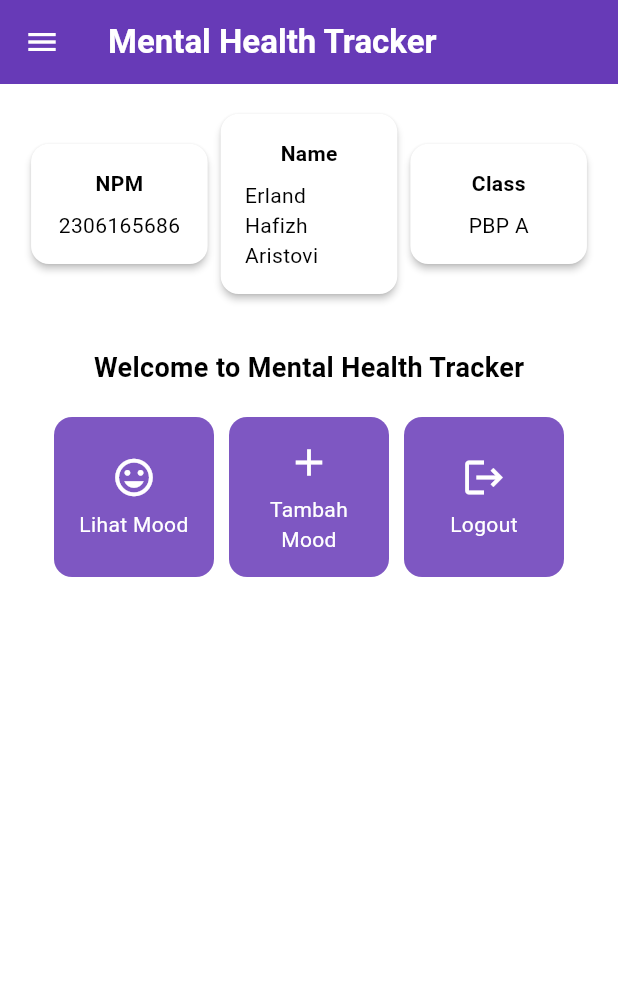
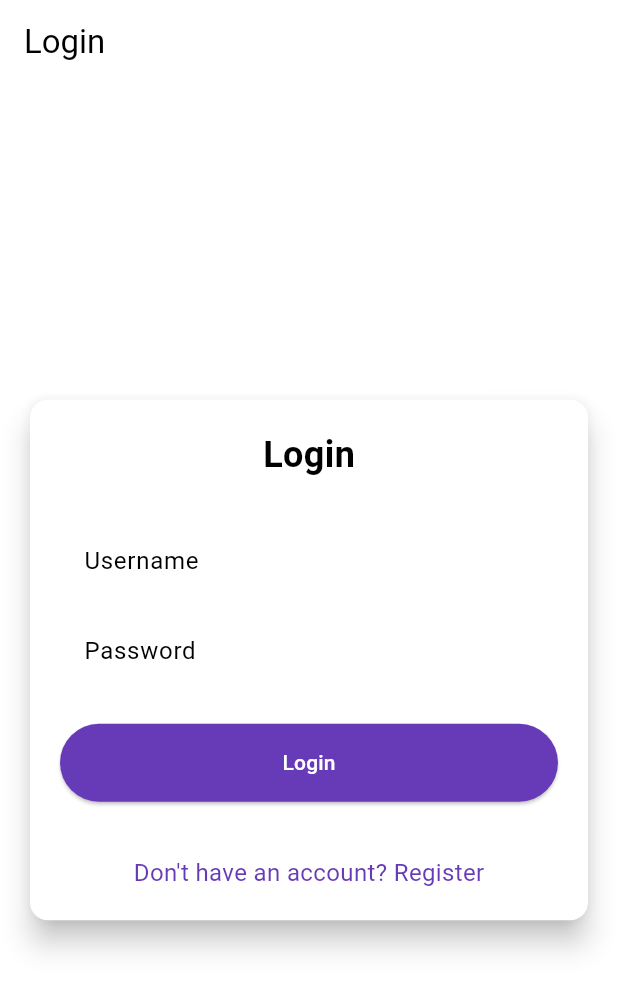
Before and after one commit to ErlandHafizh/mental-health-tracker-mobile, a Flutter app: the screen it shows after launch, on a phone screen of 412 x 824 dp. Shown: the top 991 px of the screen. Run offline on Flutter 3.47's test engine with Material 3 defaults, Android fonts, the phone set to English and light mode, and no system bars; missing offline and left inert: pbp_django_auth.

Commit message:
done tutorial 8

```diff
--- a/lib/main.dart
+++ b/lib/main.dart
@@ -1,40 +1,33 @@
 import 'package:flutter/material.dart';
-import 'package:tester/screens/menu.dart';
+import 'package:pbp_django_auth/pbp_django_auth.dart';
+import 'package:provider/provider.dart';
+import 'package:tester/screens/login.dart';
+
 
 void main() {
-  runApp(const MyApp());
+runApp(const MyApp());
 }
 
 class MyApp extends StatelessWidget {
   const MyApp({super.key});
-  // This widget is the root of your application.
+
   @override
   Widget build(BuildContext context) {
-    return MaterialApp(
-      debugShowCheckedModeBanner: false,
-      title: 'Flutter Demo',
-      theme: ThemeData(
-        // This is the theme of your application.
-        //
-        // TRY THIS: Try running your application with "flutter run". You'll see
-        // the application has a purple toolbar. Then, without quitting the app,
-        // try changing the seedColor in the colorScheme below to Colors.green
-        // and then invoke "hot reload" (save your changes or press the "hot
-        // reload" button in a Flutter-supported IDE, or press "r" if you used
-        // the command line to start the app).
-        //
-        // Notice that the counter didn't reset back to zero; the application
-        // state is not lost during the reload. To reset the state, use hot
-        // restart instead.
-        //
-        // This works for code too, not just values: Most code changes can be
-        // tested with just a hot reload.
-        colorScheme: ColorScheme.fromSwatch(
+    return Provider(
+      create: (_) {
+        CookieRequest request = CookieRequest();
+        return request;
+      },
+      child: MaterialApp(
+        title: 'Mental Health Tracker',
+        theme: ThemeData(
+          useMaterial3: true,
+          colorScheme: ColorScheme.fromSwatch(
             primarySwatch: Colors.deepPurple,
-        ).copyWith(secondary: Colors.deepPurple[400]),
-        useMaterial3: true,
+          ).copyWith(secondary: Colors.deepPurple[400]),
+        ),
+        home: const LoginPage(),
       ),
-      home: MyHomePage(),
     );
   }
 }
--- /dev/null
+++ b/lib/screens/login.dart
@@ -0,0 +1,181 @@
+import 'package:tester/screens/menu.dart';
+import 'package:flutter/material.dart';
+import 'package:pbp_django_auth/pbp_django_auth.dart';
+import 'package:provider/provider.dart';
+import 'package:tester/screens/register.dart';
+
+void main() {
+  runApp(const LoginApp());
+}
+
+class LoginApp extends StatelessWidget {
+  const LoginApp({super.key});
+
+  @override
+  Widget build(BuildContext context) {
+    return MaterialApp(
+      title: 'Login',
+      theme: ThemeData(
+        useMaterial3: true,
+        colorScheme: ColorScheme.fromSwatch(
+          primarySwatch: Colors.deepPurple,
+        ).copyWith(secondary: Colors.deepPurple[400]),
+      ),
+      home: const LoginPage(),
+    );
+  }
+}
+
+class LoginPage extends StatefulWidget {
+  const LoginPage({super.key});
+
+  @override
+  State<LoginPage> createState() => _LoginPageState();
+}
+
+class _LoginPageState extends State<LoginPage> {
+  final TextEditingController _usernameController = TextEditingController();
+  final TextEditingController _passwordController = TextEditingController();
+
+  @override
+  Widget build(BuildContext context) {
+    final request = context.watch<CookieRequest>();
+
+    return Scaffold(
+      appBar: AppBar(
+        title: const Text('Login'),
+      ),
+      body: Center(
+        child: SingleChildScrollView(
+          padding: const EdgeInsets.all(16.0),
+          child: Card(
+            elevation: 8,
+            shape: RoundedRectangleBorder(
+              borderRadius: BorderRadius.circular(12.0),
+            ),
+            child: Padding(
+              padding: const EdgeInsets.all(20.0),
+              child: Column(
+                mainAxisSize: MainAxisSize.min,
+                children: [
+                  const Text(
+                    'Login',
+                    style: TextStyle(
+                      fontSize: 24.0,
+                      fontWeight: FontWeight.bold,
+                    ),
+                  ),
+                  const SizedBox(height: 30.0),
+                  TextField(
+                    controller: _usernameController,
+                    decoration: const InputDecoration(
+                      labelText: 'Username',
+                      hintText: 'Enter your username',
+                      border: OutlineInputBorder(
+                        borderRadius: BorderRadius.all(Radius.circular(12.0)),
+                      ),
+                      contentPadding:
+                          EdgeInsets.symmetric(horizontal: 12.0, vertical: 8.0),
+                    ),
+                  ),
+                  const SizedBox(height: 12.0),
+                  TextField(
+                    controller: _passwordController,
+                    decoration: const InputDecoration(
+                      labelText: 'Password',
+                      hintText: 'Enter your password',
+                      border: OutlineInputBorder(
+                        borderRadius: BorderRadius.all(Radius.circular(12.0)),
+                      ),
+                      contentPadding:
+                          EdgeInsets.symmetric(horizontal: 12.0, vertical: 8.0),
+                    ),
+                    obscureText: true,
+                  ),
+                  const SizedBox(height: 24.0),
+                  ElevatedButton(
+                    onPressed: () async {
+                      String username = _usernameController.text;
+                      String password = _passwordController.text;
+
+                      // Cek kredensial
+                      // TODO: Ganti URL dan jangan lupa tambahkan trailing slash (/) di akhir URL!
+                      // Untuk menyambungkan Android emulator dengan Django pada localhost,
+                      // gunakan URL http://10.0.2.2/
+                      final response = await request
+                          .login("http://127.0.0.1:8000/auth/login/", {
+                        'username': username,
+                        'password': password,
+                      });
+
+                      if (request.loggedIn) {
+                        String message = response['message'];
+                        String uname = response['username'];
+                        if (context.mounted) {
+                          Navigator.pushReplacement(
+                            context,
+                            MaterialPageRoute(
+                                builder: (context) => MyHomePage()),
+                          );
+                          ScaffoldMessenger.of(context)
+                            ..hideCurrentSnackBar()
+                            ..showSnackBar(
+                              SnackBar(
+                                  content:
+                                      Text("$message Selamat datang, $uname.")),
+                            );
+                        }
+                      } else {
+                        if (context.mounted) {
+                          showDialog(
+                            context: context,
+                            builder: (context) => AlertDialog(
+                              title: const Text('Login Gagal'),
+                              content: Text(response['message']),
+                              actions: [
+                                TextButton(
+                                  child: const Text('OK'),
+                                  onPressed: () {
+                                    Navigator.pop(context);
+                                  },
+                                ),
+                              ],
+                            ),
+                          );
+                        }
+                      }
+                    },
+                    style: ElevatedButton.styleFrom(
+                      foregroundColor: Colors.white,
+                      minimumSize: Size(double.infinity, 50),
+                      backgroundColor: Theme.of(context).colorScheme.primary,
+                      padding: const EdgeInsets.symmetric(vertical: 16.0),
+                    ),
+                    child: const Text('Login'),
+                  ),
+                  const SizedBox(height: 36.0),
+                  GestureDetector(
+                    onTap: () {
+                      Navigator.push(
+                        context,
+                        MaterialPageRoute(
+                            builder: (context) => const RegisterPage()),
+                      );
+                    },
+                    child: Text(
+                      'Don\'t have an account? Register',
+                      style: TextStyle(
+                        color: Theme.of(context).colorScheme.primary,
+                        fontSize: 16.0,
+                      ),
+                    ),
+                  ),
+                ],
+              ),
+            ),
+          ),
+        ),
+      ),
+    );
+  }
+}
--- a/pubspec.yaml
+++ b/pubspec.yaml
@@ -35,6 +35,9 @@ dependencies:
   # The following adds the Cupertino Icons font to your application.
   # Use with the CupertinoIcons class for iOS style icons.
   cupertino_icons: ^1.0.8
+  provider: ^6.1.2
+  pbp_django_auth: ^0.4.0
+  http: ^1.2.2
 
 dev_dependencies:
   flutter_test:
```
Also changed, not shown: lib/models/mood_entry.dart (added, +65 -0 lines), lib/screens/list_moodentry.dart (added, +90 -0 lines), lib/screens/moodentry_form.dart (+36 -30 lines), lib/screens/register.dart (added, +166 -0 lines), lib/widgets/left_drawer.dart (+12 -0 lines), lib/widgets/mood_card.dart (+34 -1 lines), pubspec.lock, 2 other files.
